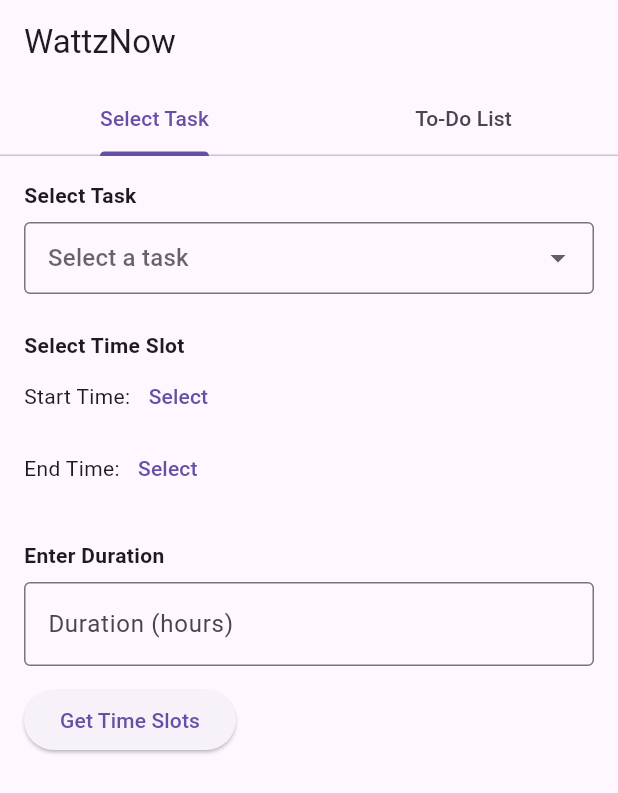
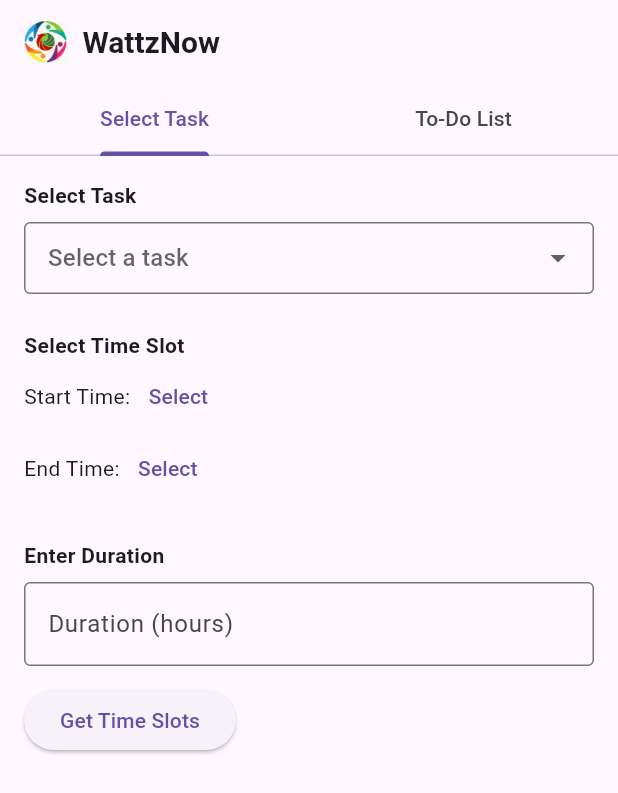
Before and after one commit to SonaGutha/wattznow, a Flutter app: the screen it shows after launch, on a phone screen of 412 x 824 dp. Shown: the top 793 px of the screen. Run offline on Flutter 3.47's test engine with Material 3 defaults, Android fonts, the light colour scheme and no system bars.

Commit message:
added logo

```diff
--- a/wattz_now_frontend/lib/main.dart
+++ b/wattz_now_frontend/lib/main.dart
@@ -31,7 +31,18 @@ class _MyAppState extends State<MyApp> {
         child: Scaffold(
           resizeToAvoidBottomInset: true,
           appBar: AppBar(
-            title: Text("WattzNow"),
+            title: Row(
+              children: [
+                Image.asset('assets/scarlethacks.png', height: 28),
+                SizedBox(width: 10),
+                Text(
+                  'WattzNow',
+                  style: TextStyle(fontSize: 20, fontWeight: FontWeight.bold),
+                ),
+                SizedBox(width: 6),
+                //Text('🔌', style: TextStyle(fontSize: 20)),
+              ],
+            ),
             bottom: TabBar(
               tabs: [Tab(text: "Select Task"), Tab(text: "To-Do List")],
             ),
--- a/wattz_now_frontend/pubspec.yaml
+++ b/wattz_now_frontend/pubspec.yaml
@@ -24,3 +24,5 @@ dev_dependencies:
 
 flutter:
   uses-material-design: true
+  assets:
+    - assets/scarlethacks.png
```
Also changed, not shown: wattz_now_frontend/assets/scarlethacks.png (added).
